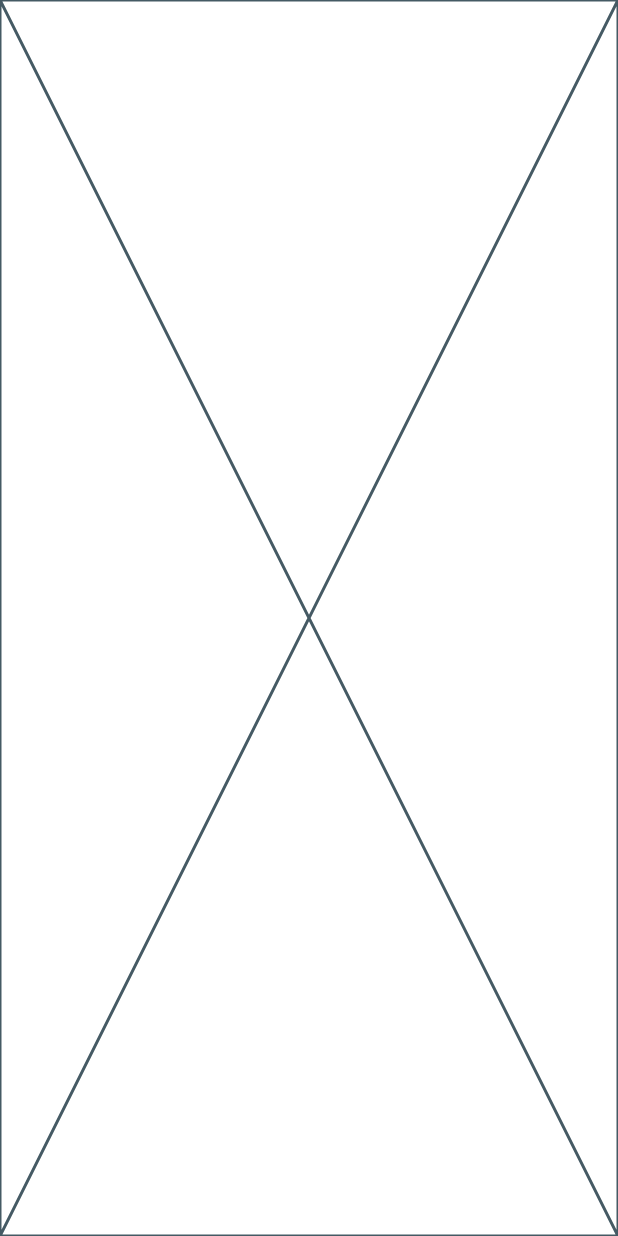
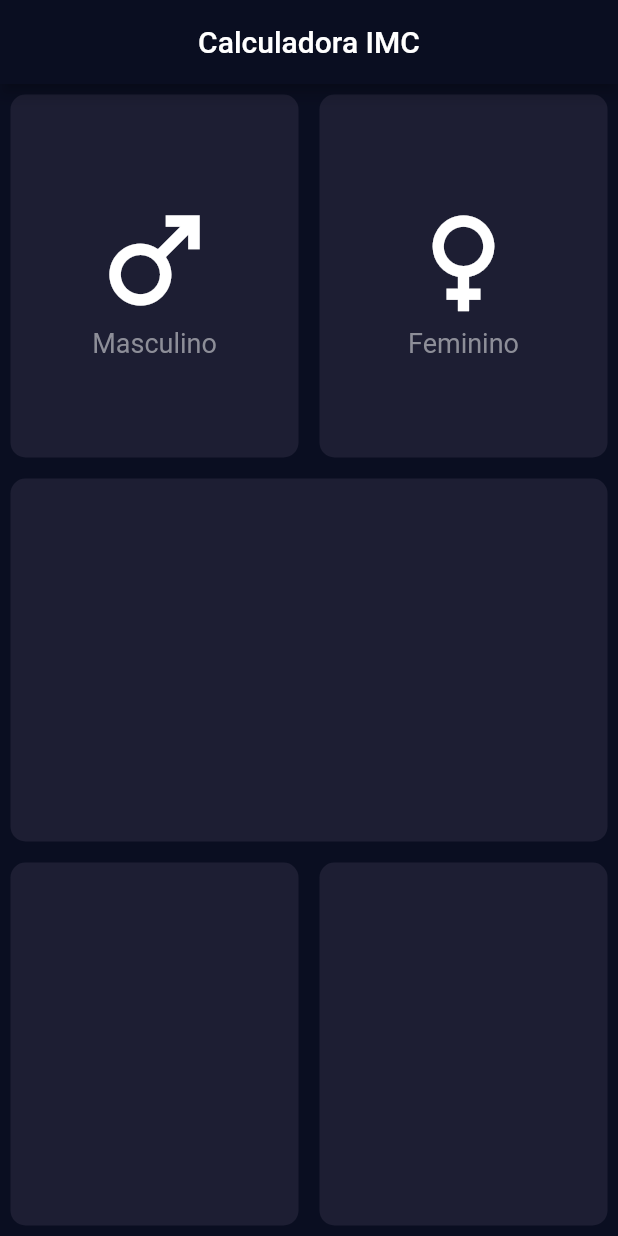
Before and after one commit to lucazaharic/calculadora-imc-flutter, a Flutter app: the screen it shows after launch, on a phone screen of 412 x 824 dp. Run offline on Flutter 3.47's test engine with Material 2 defaults, Android fonts, the phone set to English and light mode, and no system bars.

Commit message:
Primeiro commit

```diff
--- /dev/null
+++ b/aplicativo_teste/lib/components/custom_card.dart
@@ -0,0 +1,23 @@
+import 'package:flutter/material.dart';
+
+import '../constants.dart';
+
+class CustomCard extends StatelessWidget {
+
+  final Widget? child;
+
+  const CustomCard({super.key,this.child});
+
+  @override
+  Widget build(BuildContext context) {
+    return Container(
+      margin: EdgeInsets.all(7),
+      decoration: BoxDecoration(
+        color: activeCardColor,
+        borderRadius: BorderRadius.circular(10),
+      ),
+      child: child,
+    );
+  }
+
+}
--- a/aplicativo_teste/lib/page/calculadora_page.dart
+++ b/aplicativo_teste/lib/page/calculadora_page.dart
@@ -1,3 +1,5 @@
+import 'package:aplicativo_teste/components/custom_card.dart';
+import 'package:aplicativo_teste/constants.dart';
 import 'package:flutter/material.dart';
 
 class CalculadoraPage extends StatefulWidget {
@@ -10,6 +12,44 @@ class CalculadoraPage extends StatefulWidget {
 class _CalculadoraPageState extends State<CalculadoraPage> {
   @override
   Widget build(BuildContext context) {
-    return const Placeholder();
+    return  Scaffold(
+      appBar: AppBar(
+        title: Text("Calculadora IMC"),
+        centerTitle: true,
+      ),
+      body: Column(
+        children: [
+          Expanded(child: Row(
+            children: [
+              Expanded(child: CustomCard(
+                child: Column(
+                  mainAxisAlignment: MainAxisAlignment.center,
+                  children: [
+                    Icon(Icons.male,size: 90,),
+                    Text("Masculino",style: labelTextStyle,),
+                  ],
+                ),
+              )),
+              Expanded(child: CustomCard(
+                child: Column(
+                  mainAxisAlignment: MainAxisAlignment.center,
+                  children: [
+                    Icon(Icons.female,size: 90,),
+                    Text("Feminino",style: labelTextStyle,),
+                  ],
+                ),
+              )),
+            ],
+          )),
+          Expanded(child: CustomCard()),
+          Expanded(child:  Row(
+            children: [
+              Expanded(child: CustomCard()),
+              Expanded(child: CustomCard()),
+            ],
+          )),
+        ],
+      ),
+    );
   }
 }
```
